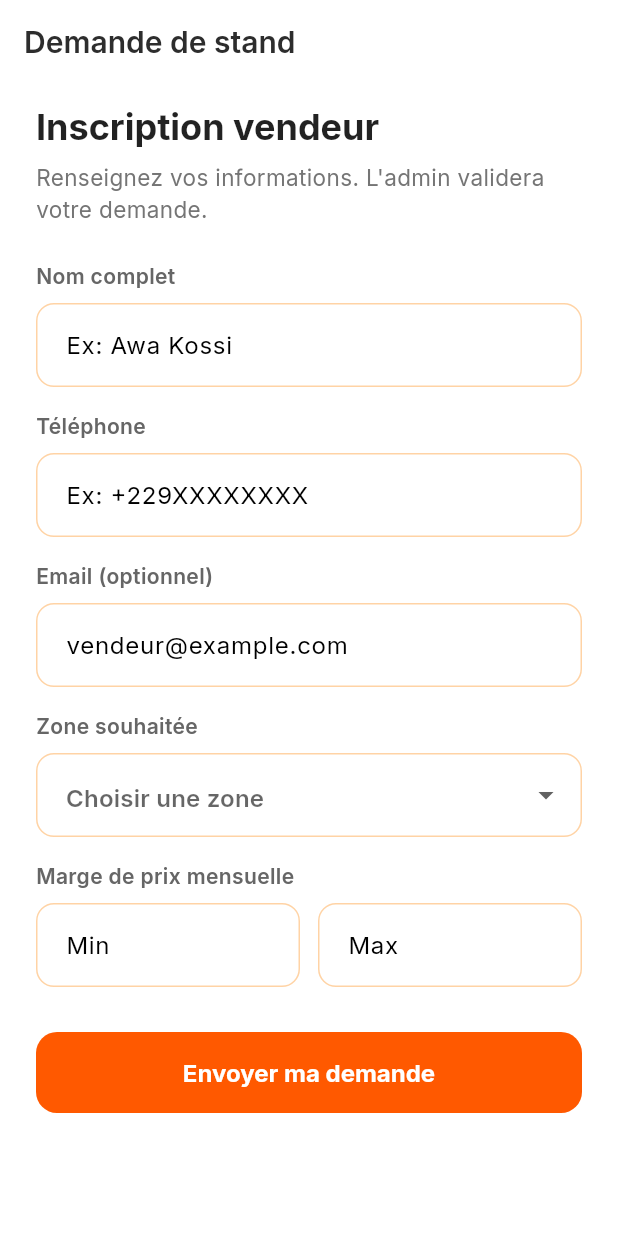
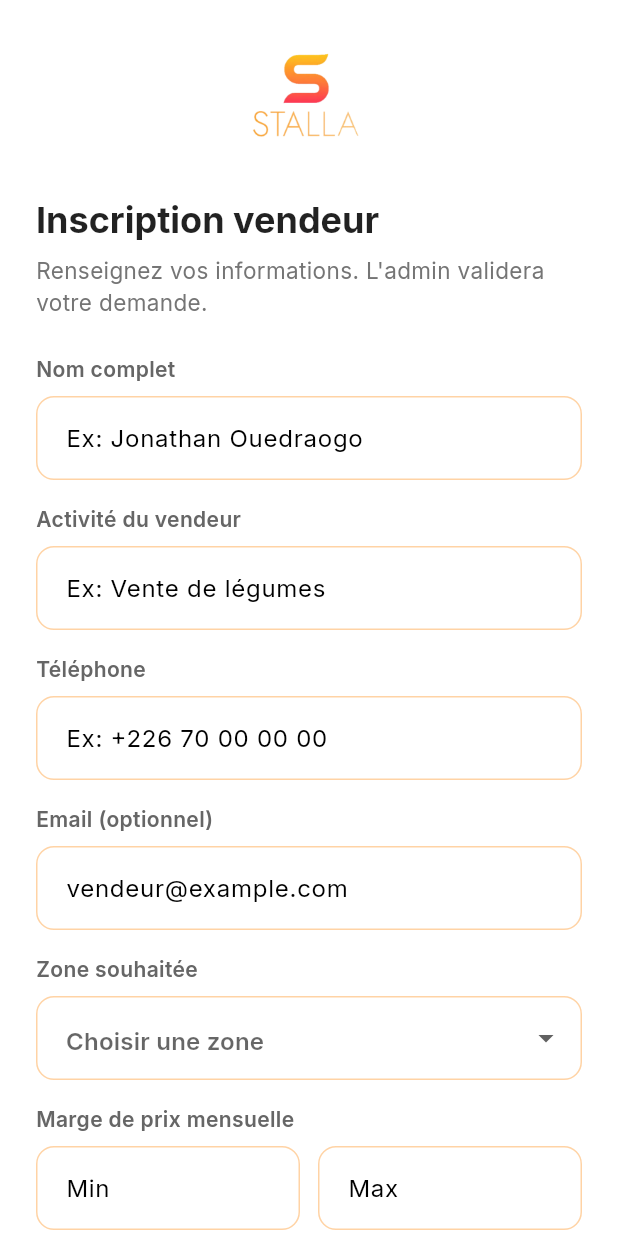
Before and after one commit to ouedragoJonathan/Stalla, a Flutter app: the LoginScreen screen opened by its route, after a tap on "Se connecter", after a tap on "Pas de compte ? Demander un stand", on a phone screen of 412 x 824 dp. Run offline on Flutter 3.47's test engine with Material 3 defaults, Android fonts, the phone set to English and light mode, and no system bars; our stand-ins replace dio, equatable, flutter_secure_storage, go_router, google_fonts, pretty_dio_logger and 1 more; accounts and stored records are empty; network calls fail.

Commit message:
feat(onboarding): refine mobile auth UX and align admin web actions with approval flow

```diff
--- a/stalla_mobile/lib/data/repositories/auth_repository.dart
+++ b/stalla_mobile/lib/data/repositories/auth_repository.dart
@@ -47,6 +47,7 @@ class AuthRepository {
 
   Future<ApiResponse<Map<String, dynamic>>> submitVendorApplication({
     required String fullName,
+    required String businessType,
     required String phone,
     String? email,
     required String desiredZone,
@@ -58,6 +59,7 @@ class AuthRepository {
         AppConstants.authVendorApplicationEndpoint,
         data: {
           'full_name': fullName,
+          'business_type': businessType,
           'phone': phone,
           'email': email?.trim().isEmpty == true ? null : email,
           'desired_zone': desiredZone,
--- a/stalla_mobile/lib/presentation/providers/auth_provider.dart
+++ b/stalla_mobile/lib/presentation/providers/auth_provider.dart
@@ -75,6 +75,7 @@ class AuthProvider extends ChangeNotifier {
 
   Future<bool> submitVendorApplication({
     required String fullName,
+    required String businessType,
     required String phone,
     String? email,
     required String desiredZone,
@@ -87,6 +88,7 @@ class AuthProvider extends ChangeNotifier {
 
     final response = await _authRepository.submitVendorApplication(
       fullName: fullName,
+      businessType: businessType,
       phone: phone,
       email: email,
       desiredZone: desiredZone,
--- a/stalla_mobile/lib/presentation/screens/home_screen.dart
+++ b/stalla_mobile/lib/presentation/screens/home_screen.dart
@@ -124,11 +124,6 @@ class _HomeScreenState extends State<HomeScreen> {
             ),
           ],
         ),
-        CircleAvatar(
-          radius: 25,
-          backgroundColor: AppColors.orangePantone.withValues(alpha: 0.1),
-          child: const Icon(Icons.person_rounded, color: AppColors.orangePantone),
-        ),
       ],
     );
   }
--- a/stalla_mobile/lib/presentation/screens/login_screen.dart
+++ b/stalla_mobile/lib/presentation/screens/login_screen.dart
@@ -79,33 +79,12 @@ class _LoginScreenState extends State<LoginScreen> {
       body: SafeArea(
         child: Center(
           child: SingleChildScrollView(
-            padding: const EdgeInsets.symmetric(horizontal: 24, vertical: 20),
+            padding: const EdgeInsets.symmetric(horizontal: 24, vertical: 12),
             child: Form(
               key: _formKey,
               child: Column(
                 crossAxisAlignment: CrossAxisAlignment.start,
                 children: [
-                  Align(
-                    alignment: Alignment.topLeft,
-                    child: InkWell(
-                      onTap: () => context.go('/landing'),
-                      borderRadius: BorderRadius.circular(50),
-                      child: Container(
-                        padding: const EdgeInsets.all(10),
-                        decoration: BoxDecoration(
-                          color: Colors.grey[100],
-                          shape: BoxShape.circle,
-                        ),
-                        child: const Icon(
-                          Icons.arrow_back_ios_new_rounded,
-                          size: 20,
-                          color: Colors.black87,
-                        ),
-                      ),
-                    ),
-                  ),
-                  const SizedBox(height: 16),
-
                   // --- 1. LOGO CENTRÉ ---
                   Center(
                     child: Container(
@@ -178,8 +157,9 @@ class _LoginScreenState extends State<LoginScreen> {
                       prefixIcon: Icon(_prefixIcon, size: 20),
                     ),
                     validator: (value) {
-                      if (value == null || value.isEmpty)
+                      if (value == null || value.isEmpty) {
                         return 'Ce champ est requis';
+                      }
                       return null;
                     },
                   ),
@@ -208,8 +188,9 @@ class _LoginScreenState extends State<LoginScreen> {
                       ),
                     ),
                     validator: (value) {
-                      if (value == null || value.isEmpty)
+                      if (value == null || value.isEmpty) {
                         return 'Entrez votre mot de passe';
+                      }
                       return null;
                     },
                   ),
@@ -254,11 +235,22 @@ class _LoginScreenState extends State<LoginScreen> {
                   Center(
                     child: TextButton(
                       onPressed: () => context.go(AppConstants.registerRoute),
-                      child: const Text(
-                        'Pas de compte ? Demander un stand',
-                        style: TextStyle(
-                          color: AppColors.orangePantone,
-                          fontWeight: FontWeight.w600,
+                      child: RichText(
+                        text: const TextSpan(
+                          style: TextStyle(
+                            fontSize: 14,
+                            fontWeight: FontWeight.w600,
+                          ),
+                          children: [
+                            TextSpan(
+                              text: 'Pas de compte ? ',
+                              style: TextStyle(color: Colors.black87),
+                            ),
+                            TextSpan(
+                              text: 'Demander un stand',
+                              style: TextStyle(color: AppColors.orangePantone),
+                            ),
+                          ],
                         ),
                       ),
                     ),
--- a/stalla_mobile/lib/presentation/screens/register_screen.dart
+++ b/stalla_mobile/lib/presentation/screens/register_screen.dart
@@ -15,6 +15,7 @@ class RegisterScreen extends StatefulWidget {
 class _RegisterScreenState extends State<RegisterScreen> {
   final _formKey = GlobalKey<FormState>();
   final _fullNameController = TextEditingController();
+  final _businessTypeController = TextEditingController();
   final _phoneController = TextEditingController();
   final _emailController = TextEditingController();
   final _budgetMinController = TextEditingController();
@@ -31,6 +32,7 @@ class _RegisterScreenState extends State<RegisterScreen> {
   @override
   void dispose() {
     _fullNameController.dispose();
+    _businessTypeController.dispose();
     _phoneController.dispose();
     _emailController.dispose();
     _budgetMinController.dispose();
@@ -64,6 +66,7 @@ class _RegisterScreenState extends State<RegisterScreen> {
 
     final success = await context.read<AuthProvider>().submitVendorApplication(
           fullName: _fullNameController.text.trim(),
+          businessType: _businessTypeController.text.trim(),
           phone: _phoneController.text.trim(),
           email: _emailController.text.trim(),
           desiredZone: _selectedZone!,
@@ -95,20 +98,30 @@ class _RegisterScreenState extends State<RegisterScreen> {
   Widget build(BuildContext context) {
     return Scaffold(
       backgroundColor: Colors.white,
-      appBar: AppBar(
-        backgroundColor: Colors.white,
-        elevation: 0,
-        foregroundColor: Colors.black87,
-        title: const Text('Demande de stand'),
-      ),
       body: SafeArea(
         child: SingleChildScrollView(
-          padding: const EdgeInsets.symmetric(horizontal: 24, vertical: 12),
+          padding: const EdgeInsets.symmetric(horizontal: 24, vertical: 16),
           child: Form(
             key: _formKey,
             child: Column(
               crossAxisAlignment: CrossAxisAlignment.start,
               children: [
+                Center(
+                  child: SizedBox(
+                    height: 96,
+                    width: 96,
+                    child: Image.asset(
+                      'assets/logo/logo.png',
+                      fit: BoxFit.contain,
+                      errorBuilder: (context, error, stackTrace) => const Icon(
+                        Icons.store_rounded,
+                        size: 72,
+                        color: AppColors.orangePantone,
+                      ),
+                    ),
+                  ),
+                ),
+                const SizedBox(height: 18),
                 Text(
                   'Inscription vendeur',
                   style: Theme.of(context).textTheme.headlineSmall?.copyWith(
@@ -125,7 +138,18 @@ class _RegisterScreenState extends State<RegisterScreen> {
                 _buildLabel('Nom complet'),
                 TextFormField(
                   controller: _fullNameController,
-                  decoration: const InputDecoration(hintText: 'Ex: Awa Kossi'),
+                  decoration:
+                      const InputDecoration(hintText: 'Ex: Jonathan Ouedraogo'),
+                  validator: (value) => (value == null || value.trim().isEmpty)
+                      ? 'Champ requis'
+                      : null,
+                ),
+                const SizedBox(height: 16),
+                _buildLabel('Activité du vendeur'),
+                TextFormField(
+                  controller: _businessTypeController,
+                  decoration:
+                      const InputDecoration(hintText: 'Ex: Vente de légumes'),
                   validator: (value) => (value == null || value.trim().isEmpty)
                       ? 'Champ requis'
                       : null,
@@ -136,7 +160,7 @@ class _RegisterScreenState extends State<RegisterScreen> {
                   controller: _phoneController,
                   keyboardType: TextInputType.phone,
                   decoration:
-                      const InputDecoration(hintText: 'Ex: +229XXXXXXXX'),
+                      const InputDecoration(hintText: 'Ex: +226 70 00 00 00'),
                   validator: (value) => (value == null || value.trim().isEmpty)
                       ? 'Champ requis'
                       : null,
@@ -152,7 +176,7 @@ class _RegisterScreenState extends State<RegisterScreen> {
                 const SizedBox(height: 16),
                 _buildLabel('Zone souhaitée'),
                 DropdownButtonFormField<String>(
-                  value: _selectedZone,
+                  initialValue: _selectedZone,
                   decoration:
                       const InputDecoration(hintText: 'Choisir une zone'),
                   items: _zones
@@ -224,6 +248,30 @@ class _RegisterScreenState extends State<RegisterScreen> {
                     );
                   },
                 ),
+                const SizedBox(height: 10),
+                Center(
+                  child: TextButton(
+                    onPressed: () => context.go(AppConstants.loginRoute),
+                    child: RichText(
+                      text: const TextSpan(
+                        style: TextStyle(
+                          fontSize: 14,
+                          fontWeight: FontWeight.w600,
+                        ),
+                        children: [
+                          TextSpan(
+                            text: 'Déjà un compte ? ',
+                            style: TextStyle(color: Colors.black87),
+                          ),
+                          TextSpan(
+                            text: 'Se connecter',
+                            style: TextStyle(color: AppColors.orangePantone),
+                          ),
+                        ],
+                      ),
+                    ),
+                  ),
+                ),
               ],
             ),
           ),
--- a/stalla_mobile/lib/presentation/screens/stand_screen.dart
+++ b/stalla_mobile/lib/presentation/screens/stand_screen.dart
@@ -17,7 +17,8 @@ class StandScreen extends StatelessWidget {
     return Scaffold(
       backgroundColor: Colors.grey[50],
       appBar: AppBar(
-        title: const Text('Mon Stand', style: TextStyle(fontWeight: FontWeight.bold)),
+        title: const Text('Mon Stand',
+            style: TextStyle(fontWeight: FontWeight.bold)),
         centerTitle: true,
         backgroundColor: Colors.transparent,
         elevation: 0,
@@ -42,25 +43,18 @@ class StandScreen extends StatelessWidget {
                   style: TextStyle(fontSize: 16, fontWeight: FontWeight.bold),
                 ),
                 const SizedBox(height: 12),
-                _buildDetailTile(Icons.map_outlined, 'Zone géographique', stand.zone),
-                _buildDetailTile(Icons.attach_money_rounded, 'Loyer mensuel', _formatCurrency(stand.monthlyRent)),
                 _buildDetailTile(
-                  Icons.calendar_today_rounded,
-                  'Fin de contrat',
-                  stand.endDate ?? 'Non définie',
-                ),
-                _buildDetailTile(
-                  Icons.timer_outlined,
-                  'Jours restants',
-                  stand.daysRemaining?.toString() ?? '-',
-                ),
+                    Icons.map_outlined, 'Zone géographique', stand.zone),
+                _buildDetailTile(Icons.attach_money_rounded, 'Loyer mensuel',
+                    _formatCurrency(stand.monthlyRent)),
                 const SizedBox(height: 30),
                 Container(
                   padding: const EdgeInsets.all(20),
                   decoration: BoxDecoration(
                     color: AppColors.orangePantone.withValues(alpha: 0.05),
                     borderRadius: BorderRadius.circular(20),
-                    border: Border.all(color: AppColors.orangePantone.withValues(alpha: 0.2)),
+                    border: Border.all(
+                        color: AppColors.orangePantone.withValues(alpha: 0.2)),
                   ),
                   child: const Row(
                     crossAxisAlignment: CrossAxisAlignment.start,
@@ -112,7 +106,8 @@ class StandScreen extends StatelessWidget {
               color: AppColors.orangePantone.withValues(alpha: 0.1),
               shape: BoxShape.circle,
             ),
-            child: const Icon(Icons.storefront_rounded, color: AppColors.orangePantone, size: 40),
+            child: const Icon(Icons.storefront_rounded,
+                color: AppColors.orangePantone, size: 40),
           ),
           const SizedBox(height: 16),
           Text(
@@ -122,7 +117,8 @@ class StandScreen extends StatelessWidget {
           const SizedBox(height: 4),
           Text(
             'Contrat Actif',
-            style: TextStyle(color: Colors.green[600], fontWeight: FontWeight.bold),
+            style: TextStyle(
+                color: Colors.green[600], fontWeight: FontWeight.bold),
           ),
           const SizedBox(height: 24),
           const Divider(),
@@ -144,7 +140,8 @@ class StandScreen extends StatelessWidget {
       children: [
         Text(label, style: const TextStyle(color: Colors.grey, fontSize: 12)),
         const SizedBox(height: 4),
-        Text(value, style: const TextStyle(fontSize: 16, fontWeight: FontWeight.bold)),
+        Text(value,
+            style: const TextStyle(fontSize: 16, fontWeight: FontWeight.bold)),
       ],
     );
   }
@@ -163,7 +160,9 @@ class StandScreen extends StatelessWidget {
           const SizedBox(width: 16),
           Text(label, style: const TextStyle(color: Colors.grey, fontSize: 14)),
           const Spacer(),
-          Text(value, style: const TextStyle(fontWeight: FontWeight.bold, fontSize: 14)),
+          Text(value,
+              style:
+                  const TextStyle(fontWeight: FontWeight.bold, fontSize: 14)),
         ],
       ),
     );
@@ -176,9 +175,11 @@ class StandScreen extends StatelessWidget {
         children: [
           Icon(Icons.store_outlined, size: 80, color: Colors.grey[300]),
           const SizedBox(height: 20),
-          const Text('Aucun stand assigné', style: TextStyle(fontSize: 18, fontWeight: FontWeight.bold)),
+          const Text('Aucun stand assigné',
+              style: TextStyle(fontSize: 18, fontWeight: FontWeight.bold)),
           const SizedBox(height: 10),
-          const Text('Veuillez contacter l\'administration.', style: TextStyle(color: Colors.grey)),
+          const Text('Veuillez contacter l\'administration.',
+              style: TextStyle(color: Colors.grey)),
         ],
       ),
     );
```
Also changed, not shown: stalla_mobile/lib/presentation/screens/landing_page.dart (+31 -43 lines), 3 other files.
